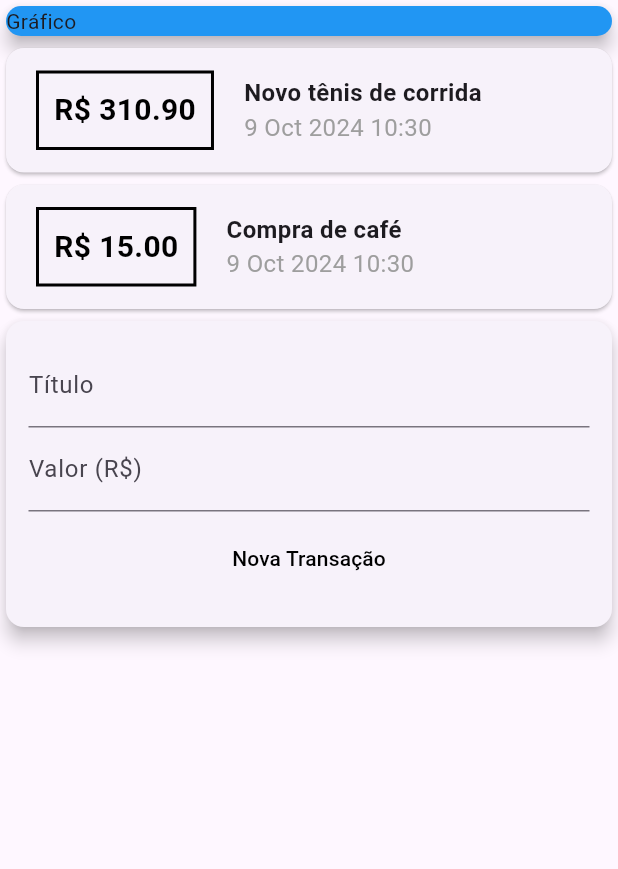
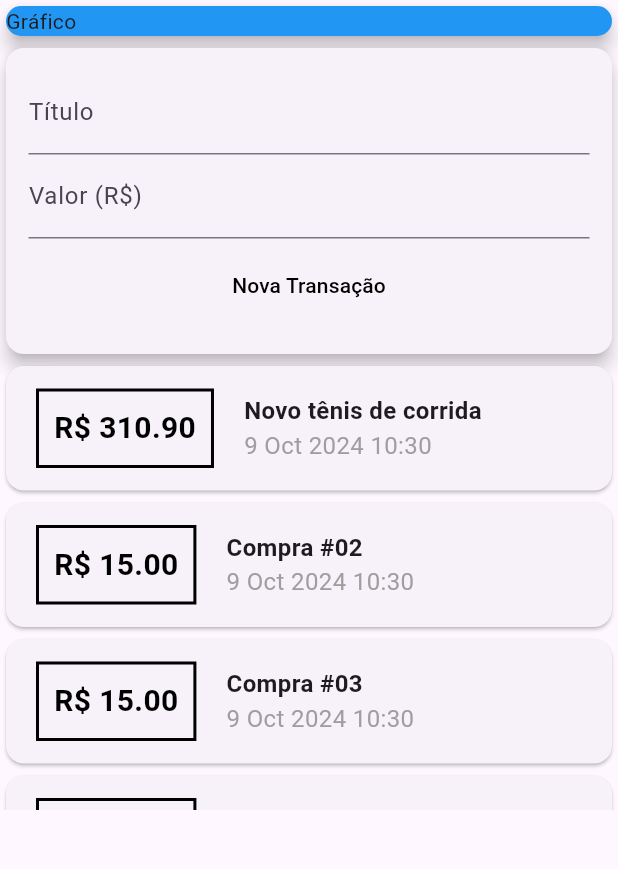
Before and after one commit to rodrigoub/App_DespesasPessoais, a Flutter app: the screen it shows after launch, on a phone screen of 412 x 824 dp, the part 84-953 px from its top. Run offline on Flutter 3.47's test engine with Material 3 defaults, Android fonts, the phone set to English and light mode, and no system bars.

Commit message:
Adicionando Scroll com "SingleChildScrollView" e "ListView".

```diff
--- a/lib/components/transaction_list.dart
+++ b/lib/components/transaction_list.dart
@@ -9,8 +9,13 @@ class TransactionList extends StatelessWidget {
 
   @override
   Widget build(BuildContext context) {
-    return Column(children: <Widget>[
-      ...transactions.map((tr) {
+    return Container(
+      height: 300,
+      child: ListView.builder(
+        itemCount: transactions.length,
+        itemBuilder: (ctx, index) {
+          final tr = transactions[index];
+
           return Card(
               child: Row(
             children: [
@@ -42,7 +47,8 @@ class TransactionList extends StatelessWidget {
               )
             ],
           ));
-      }),
-    ]);
+        },
+      ),
+    );
   }
 }
--- a/lib/components/transaction_user.dart
+++ b/lib/components/transaction_user.dart
@@ -18,8 +18,26 @@ class _TransactionUserState extends State<TransactionUser> {
         value: 310.90,
         date: DateTime.now()),
     Transaction(
+      id: 't20',
+      title: 'Compra #02',
+      value: 15.0,
+      date: DateTime.now(),
+    ),
+    Transaction(
       id: 't2',
-      title: 'Compra de café',
+      title: 'Compra #03',
+      value: 15.0,
+      date: DateTime.now(),
+    ),
+    Transaction(
+      id: 't3',
+      title: 'Compra #04',
+      value: 15.0,
+      date: DateTime.now(),
+    ),
+    Transaction(
+      id: 't4',
+      title: 'Compra #05',
       value: 15.0,
       date: DateTime.now(),
     )
@@ -39,8 +57,8 @@ class _TransactionUserState extends State<TransactionUser> {
   Widget build(BuildContext context) {
     return Column(
       children: [
+        TransactionForm(_addNewTransaction),
         TransactionList(_transaction),
-        TransactionForm(_addNewTransaction),
       ],
     );
   }
--- a/lib/main.dart
+++ b/lib/main.dart
@@ -24,7 +24,9 @@ class MyHomePage extends StatelessWidget {
         ),
         backgroundColor: const Color.fromARGB(255, 154, 14, 179),
       ),
-      body: Column(crossAxisAlignment: CrossAxisAlignment.stretch, children: [
+      body: SingleChildScrollView(
+        child:
+            Column(crossAxisAlignment: CrossAxisAlignment.stretch, children: [
           Container(
             child: Card(
               color: Colors.blue,
@@ -34,6 +36,7 @@ class MyHomePage extends StatelessWidget {
           ),
           TransactionUser(),
         ]),
+      ),
     );
   }
 }
```
Lines whose indentation alone changed are shown as unchanged.
